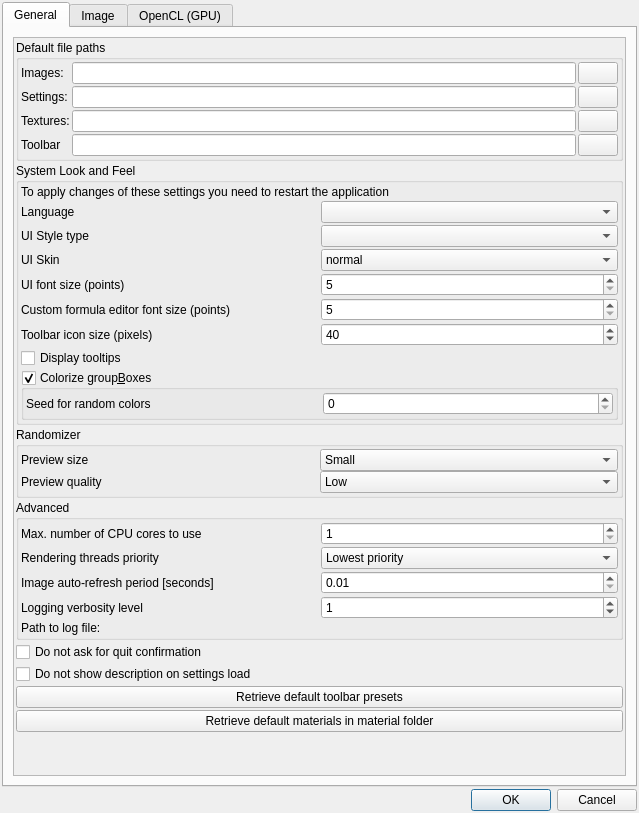
Before: the Qt Designer form mandelbulber2/qt/preferences_dialog.ui in buddhi1980/mandelbulber2, drawn with Qt 5.
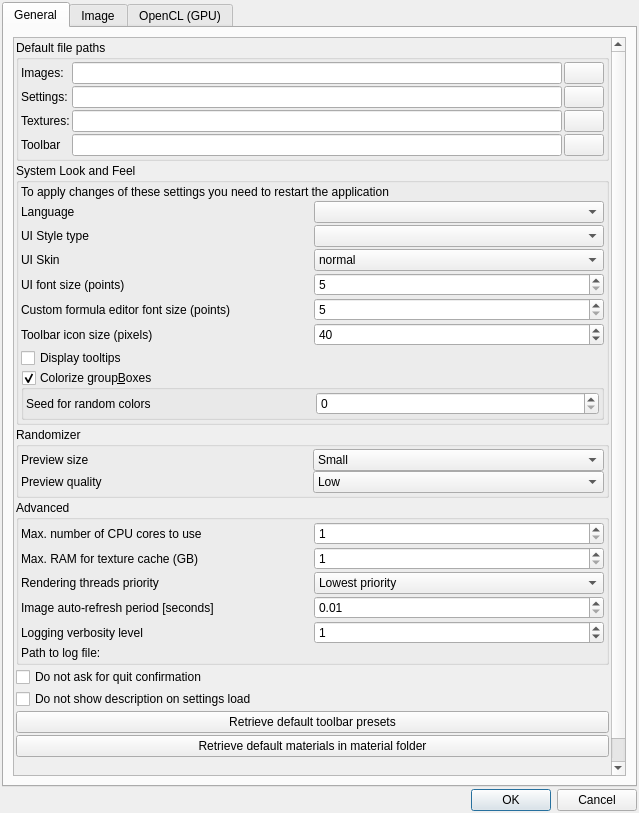
After: the same form once the commit is applied. Icons and pictures are not drawn. Custom widgets are drawn as their Qt base class.

Commit message: Added setting in preferences dialog for max size of texture cache

```diff
--- a/mandelbulber2/qt/preferences_dialog.ui
+++ b/mandelbulber2/qt/preferences_dialog.ui
@@ -58,7 +58,7 @@
             <x>0</x>
             <y>0</y>
             <width>597</width>
-            <height>769</height>
+            <height>793</height>
            </rect>
           </property>
           <layout class="QVBoxLayout" name="verticalLayout_general">
@@ -543,6 +543,26 @@
                   </property>
                  </widget>
                 </item>
+                <item row="1" column="0">
+                 <widget class="QLabel" name="label_20">
+                  <property name="text">
+                   <string>Max. RAM for texture cache (GB)</string>
+                  </property>
+                 </widget>
+                </item>
+                <item row="1" column="1">
+                 <widget class="MySpinBox" name="spinboxInt_maximum_texture_cache_size">
+                  <property name="minimum">
+                   <number>1</number>
+                  </property>
+                  <property name="maximum">
+                   <number>1024</number>
+                  </property>
+                  <property name="singleStep">
+                   <number>1</number>
+                  </property>
+                 </widget>
+                </item>
                </layout>
               </item>
               <item>
```
The commit also changes 3 other files.
